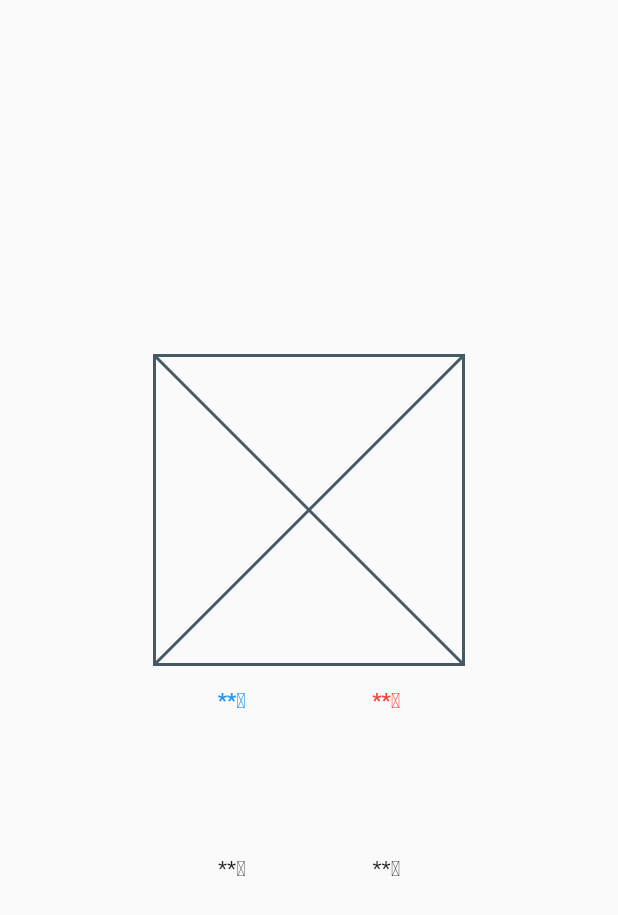
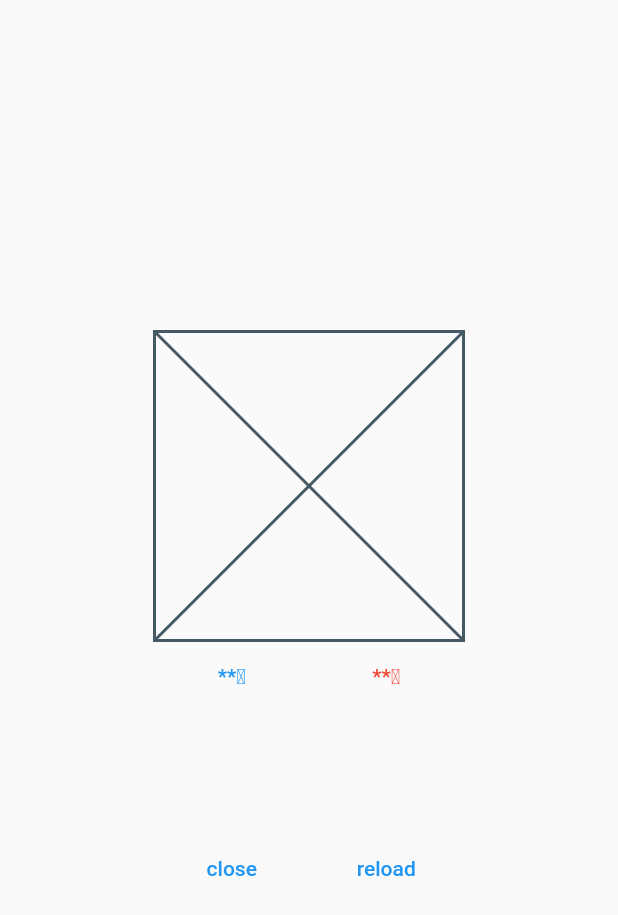
Before and after one commit to Handa-H/flutter_training_yumemi, a Flutter app: the screen it shows after launch, on a phone screen of 412 x 824 dp. Shown: the top 915 px of the screen. Run offline on Flutter 3.47's test engine with Material 2 defaults, Android fonts, the phone set to English and light mode, and no system bars; our stand-ins replace flutter_svg; missing offline and left inert: yumemi_weather.

Commit message:
feat: reload weather

```diff
--- a/lib/main.dart
+++ b/lib/main.dart
@@ -1,4 +1,6 @@
 import 'package:flutter/material.dart';
+import 'package:flutter_training/wether_model.dart';
+import 'package:provider/provider.dart';
 
 // ゆめみのチュートリアル
 void main() {
@@ -16,7 +18,10 @@ class MyApp extends StatelessWidget {
       theme: ThemeData(
         primarySwatch: Colors.blue,
       ),
-      home: const MyHomePage(title: 'Flutter Demo Home Page'),
+      home: ChangeNotifierProvider(
+        create: (context) => WeatherModel(),
+        child: const MyHomePage(title: 'Flutter Demo Home Page'),
+      ),
     );
   }
 }
@@ -26,18 +31,19 @@ class MyHomePage extends StatelessWidget {
   final String title;
 
   @override
-  // ignore: prefer_const_constructors
   Widget build(BuildContext context) {
     return Scaffold(
       body: Center(
         child: FractionallySizedBox(
           widthFactor: 0.5,
-          child: Column(
+          child: Consumer<WeatherModel>(
+            builder: (context, model, child) {
+              return Column(
                 mainAxisAlignment: MainAxisAlignment.center,
                 children: [
                   AspectRatio(
                     aspectRatio: 1 / 1,
-                child: Placeholder(),
+                    child: model.weatherImage ?? const Placeholder(),
                   ),
                   Padding(
                     padding: const EdgeInsets.symmetric(vertical: 16),
@@ -47,7 +53,10 @@ class MyHomePage extends StatelessWidget {
                           child: Text(
                             '**℃',
                             textAlign: TextAlign.center,
-                        style: Theme.of(context).textTheme.labelLarge?.copyWith(
+                            style: Theme.of(context)
+                                .textTheme
+                                .labelLarge
+                                ?.copyWith(
                                   color: Colors.blue,
                                 ),
                           ),
@@ -56,7 +65,10 @@ class MyHomePage extends StatelessWidget {
                           child: Text(
                             '**℃',
                             textAlign: TextAlign.center,
-                        style: Theme.of(context).textTheme.labelLarge?.copyWith(
+                            style: Theme.of(context)
+                                .textTheme
+                                .labelLarge
+                                ?.copyWith(
                                   color: Colors.red,
                                 ),
                           ),
@@ -69,21 +81,25 @@ class MyHomePage extends StatelessWidget {
                     child: Row(
                       children: [
                         Expanded(
-                      child: Text(
-                        '**℃',
-                        textAlign: TextAlign.center,
+                          child: TextButton(
+                            onPressed: () => print('close'),
+                            child: const Text('close'),
                           ),
                         ),
                         Expanded(
-                      child: Text(
-                        '**℃',
-                        textAlign: TextAlign.center,
+                          child: TextButton(
+                            onPressed: () {
+                              model.reloadWeather();
+                            },
+                            child: const Text('reload'),
                           ),
                         ),
                       ],
                     ),
                   )
                 ],
+              );
+            },
           ),
         ),
       ),
--- /dev/null
+++ b/lib/wether_model.dart
@@ -0,0 +1,33 @@
+import 'package:flutter/widgets.dart';
+import 'package:flutter_svg/svg.dart';
+import 'package:yumemi_weather/yumemi_weather.dart';
+
+class WeatherModel extends ChangeNotifier {
+
+  final yumemiWeather = YumemiWeather();
+
+  String? _weatherString;
+
+  SvgPicture? get weatherImage {
+    switch (_weatherString) {
+      case 'rainy':
+        return SvgPicture.asset(
+          'assets/images/rainy.svg',
+        );
+      case 'sunny':
+        return SvgPicture.asset(
+          'assets/images/sunny.svg',
+        );
+      case 'cloudy':
+        return SvgPicture.asset(
+          'assets/images/cloudy.svg',
+        );
+    }
+    return null;
+  }
+
+  void reloadWeather() {
+    _weatherString = yumemiWeather.fetchSimpleWeather();
+    notifyListeners();
+  }
+}
```
Also changed, not shown: pubspec.yaml (+11 -0 lines), assets/images/cloudy.svg (added), assets/images/rainy.svg (added), assets/images/sunny.svg (added), pubspec.lock. Lines whose indentation alone changed are shown as unchanged.
